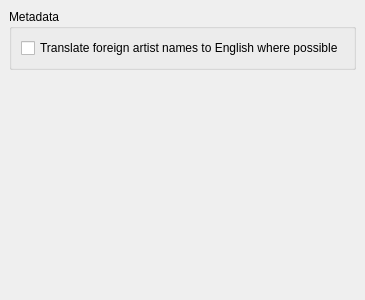
This is ui/options_metadata.ui in metabrainz/picard as Qt 5 draws it before an edit. The edited form follows.
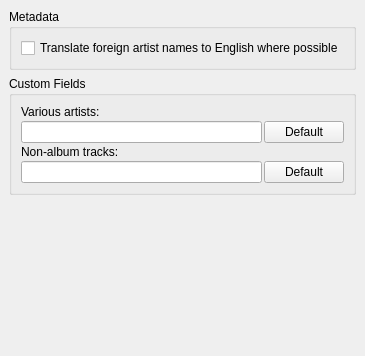
This is the edited form.

Commit message: Custom fields for various artists and non-album tracks.

Diff of the .ui file:
```diff
--- a/ui/options_metadata.ui
+++ b/ui/options_metadata.ui
@@ -8,8 +8,8 @@
    <rect>
     <x>0</x>
     <y>0</y>
-    <width>350</width>
-    <height>300</height>
+    <width>344</width>
+    <height>356</height>
    </rect>
   </property>
   <layout class="QVBoxLayout" >
@@ -17,7 +17,7 @@
     <number>9</number>
    </property>
    <property name="spacing" >
-    <number>2</number>
+    <number>6</number>
    </property>
    <item>
     <widget class="QGroupBox" name="rename_files" >
@@ -41,6 +41,61 @@
      </layout>
     </widget>
    </item>
+   <item>
+    <widget class="QGroupBox" name="rename_files_2" >
+     <property name="title" >
+      <string>Custom Fields</string>
+     </property>
+     <layout class="QGridLayout" >
+      <property name="margin" >
+       <number>9</number>
+      </property>
+      <property name="spacing" >
+       <number>2</number>
+      </property>
+      <item row="0" column="0" colspan="2" >
+       <widget class="QLabel" name="label_3" >
+        <property name="text" >
+         <string>Various artists:</string>
+        </property>
+        <property name="buddy" >
+         <cstring>va_name_default</cstring>
+        </property>
+       </widget>
+      </item>
+      <item row="2" column="0" colspan="2" >
+       <widget class="QLabel" name="label_4" >
+        <property name="text" >
+         <string>Non-album tracks:</string>
+        </property>
+        <property name="buddy" >
+         <cstring>nat_name_default</cstring>
+        </property>
+       </widget>
+      </item>
+      <item row="3" column="0" >
+       <widget class="QLineEdit" name="nat_name" />
+      </item>
+      <item row="3" column="1" >
+       <widget class="QPushButton" name="nat_name_default" >
+        <property name="text" >
+         <string>Default</string>
+        </property>
+       </widget>
+      </item>
+      <item row="1" column="1" >
+       <widget class="QPushButton" name="va_name_default" >
+        <property name="text" >
+         <string>Default</string>
+        </property>
+       </widget>
+      </item>
+      <item row="1" column="0" >
+       <widget class="QLineEdit" name="va_name" />
+      </item>
+     </layout>
+    </widget>
+   </item>
    <item>
     <spacer>
      <property name="orientation" >
@@ -48,8 +103,8 @@
      </property>
      <property name="sizeHint" >
       <size>
-       <width>61</width>
-       <height>201</height>
+       <width>141</width>
+       <height>81</height>
       </size>
      </property>
     </spacer>
```
Left out of the diff: 8 changed lines with no effect on the pictures. The commit also changes 2 other files.
